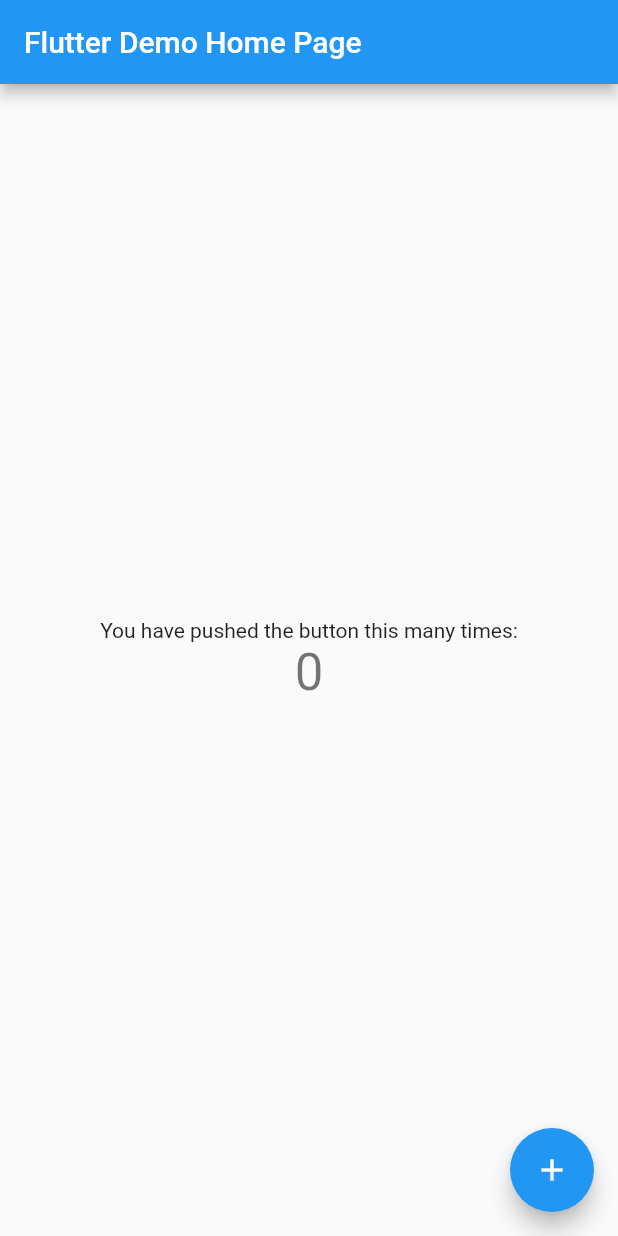
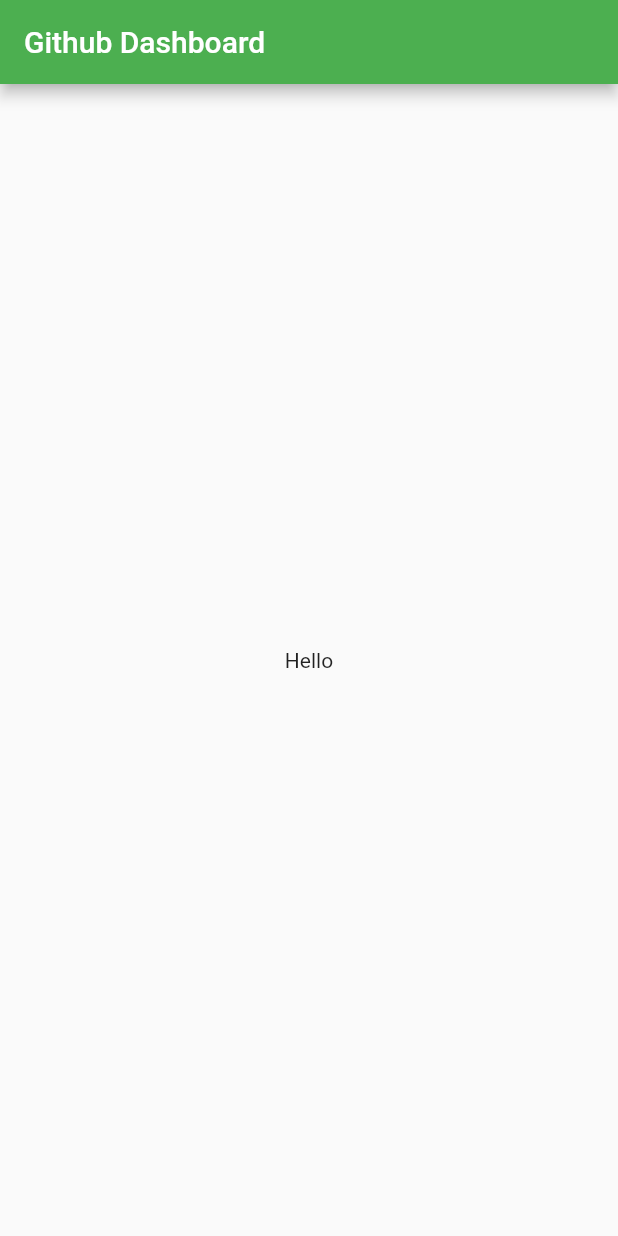
Before and after one commit to minhnhatvdl/flutter_github_app, a Flutter app: the screen it shows after launch, on a phone screen of 412 x 824 dp. Run offline on Flutter 3.47's test engine with Material 2 defaults, Android fonts, the phone set to English and light mode, and no system bars.

Commit message:
init app

```diff
--- a/lib/main.dart
+++ b/lib/main.dart
@@ -1,111 +1,17 @@
 import 'package:flutter/material.dart';
+import './screens/home_screen.dart';
 
 void main() => runApp(MyApp());
 
 class MyApp extends StatelessWidget {
-  // This widget is the root of your application.
   @override
   Widget build(BuildContext context) {
     return MaterialApp(
-      title: 'Flutter Demo',
+      home: HomeScreen(),
       theme: ThemeData(
-        // This is the theme of your application.
-        //
-        // Try running your application with "flutter run". You'll see the
-        // application has a blue toolbar. Then, without quitting the app, try
-        // changing the primarySwatch below to Colors.green and then invoke
-        // "hot reload" (press "r" in the console where you ran "flutter run",
-        // or simply save your changes to "hot reload" in a Flutter IDE).
-        // Notice that the counter didn't reset back to zero; the application
-        // is not restarted.
-        primarySwatch: Colors.blue,
+        primarySwatch: Colors.green,
+        accentColor: Colors.white,
       ),
-      home: MyHomePage(title: 'Flutter Demo Home Page'),
     );
   }
 }
-
-class MyHomePage extends StatefulWidget {
-  MyHomePage({Key key, this.title}) : super(key: key);
-
-  // This widget is the home page of your application. It is stateful, meaning
-  // that it has a State object (defined below) that contains fields that affect
-  // how it looks.
-
-  // This class is the configuration for the state. It holds the values (in this
-  // case the title) provided by the parent (in this case the App widget) and
-  // used by the build method of the State. Fields in a Widget subclass are
-  // always marked "final".
-
-  final String title;
-
-  @override
-  _MyHomePageState createState() => _MyHomePageState();
-}
-
-class _MyHomePageState extends State<MyHomePage> {
-  int _counter = 0;
-
-  void _incrementCounter() {
-    setState(() {
-      // This call to setState tells the Flutter framework that something has
-      // changed in this State, which causes it to rerun the build method below
-      // so that the display can reflect the updated values. If we changed
-      // _counter without calling setState(), then the build method would not be
-      // called again, and so nothing would appear to happen.
-      _counter++;
-    });
-  }
-
-  @override
-  Widget build(BuildContext context) {
-    // This method is rerun every time setState is called, for instance as done
-    // by the _incrementCounter method above.
-    //
-    // The Flutter framework has been optimized to make rerunning build methods
-    // fast, so that you can just rebuild anything that needs updating rather
-    // than having to individually change instances of widgets.
-    return Scaffold(
-      appBar: AppBar(
-        // Here we take the value from the MyHomePage object that was created by
-        // the App.build method, and use it to set our appbar title.
-        title: Text(widget.title),
-      ),
-      body: Center(
-        // Center is a layout widget. It takes a single child and positions it
-        // in the middle of the parent.
-        child: Column(
-          // Column is also a layout widget. It takes a list of children and
-          // arranges them vertically. By default, it sizes itself to fit its
-          // children horizontally, and tries to be as tall as its parent.
-          //
-          // Invoke "debug painting" (press "p" in the console, choose the
-          // "Toggle Debug Paint" action from the Flutter Inspector in Android
-          // Studio, or the "Toggle Debug Paint" command in Visual Studio Code)
-          // to see the wireframe for each widget.
-          //
-          // Column has various properties to control how it sizes itself and
-          // how it positions its children. Here we use mainAxisAlignment to
-          // center the children vertically; the main axis here is the vertical
-          // axis because Columns are vertical (the cross axis would be
-          // horizontal).
-          mainAxisAlignment: MainAxisAlignment.center,
-          children: <Widget>[
-            Text(
-              'You have pushed the button this many times:',
-            ),
-            Text(
-              '$_counter',
-              style: Theme.of(context).textTheme.display1,
-            ),
-          ],
-        ),
-      ),
-      floatingActionButton: FloatingActionButton(
-        onPressed: _incrementCounter,
-        tooltip: 'Increment',
-        child: Icon(Icons.add),
-      ), // This trailing comma makes auto-formatting nicer for build methods.
-    );
-  }
-}
--- /dev/null
+++ b/lib/screens/home_screen.dart
@@ -0,0 +1,15 @@
+import 'package:flutter/material.dart';
+
+class HomeScreen extends StatelessWidget {
+  @override
+  Widget build(BuildContext context) {
+    return Scaffold(
+      appBar: AppBar(
+        title: Text('Github Dashboard'),
+      ),
+      body: Center(
+        child: Text('Hello'),
+      ),
+    );
+  }
+}
```
